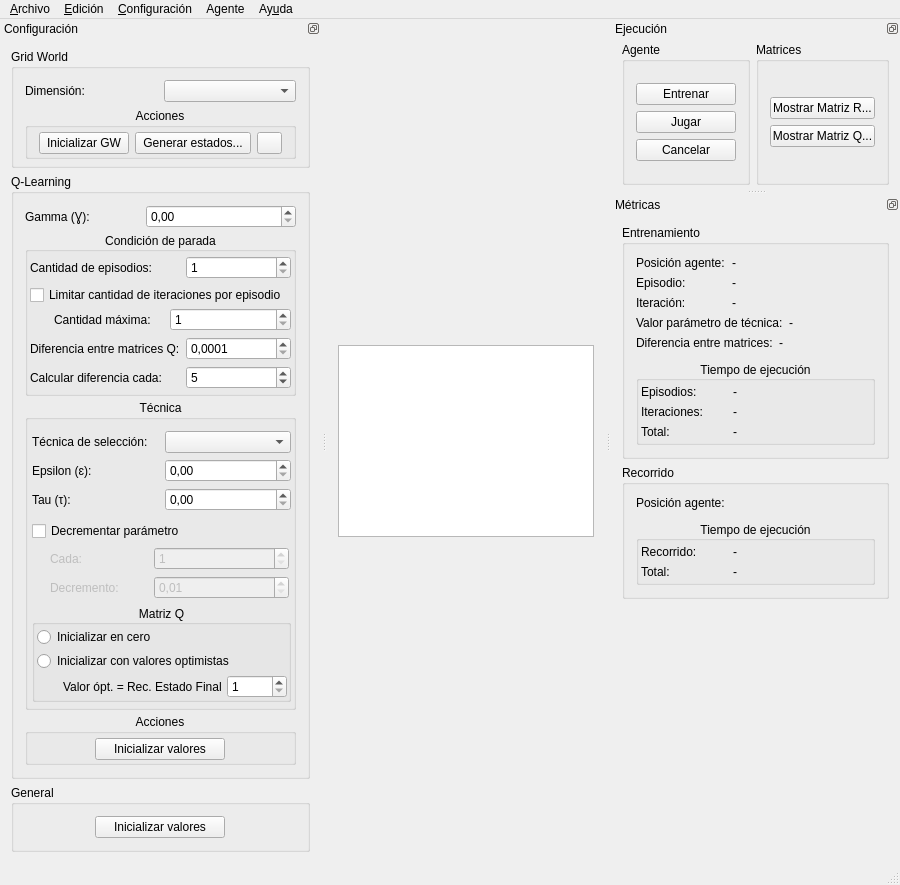
Old version of the form gui/qt/IA2013TPIRLGUI/mainwindow.ui in the repository ssebastianj/ia2013-tpi-rl.
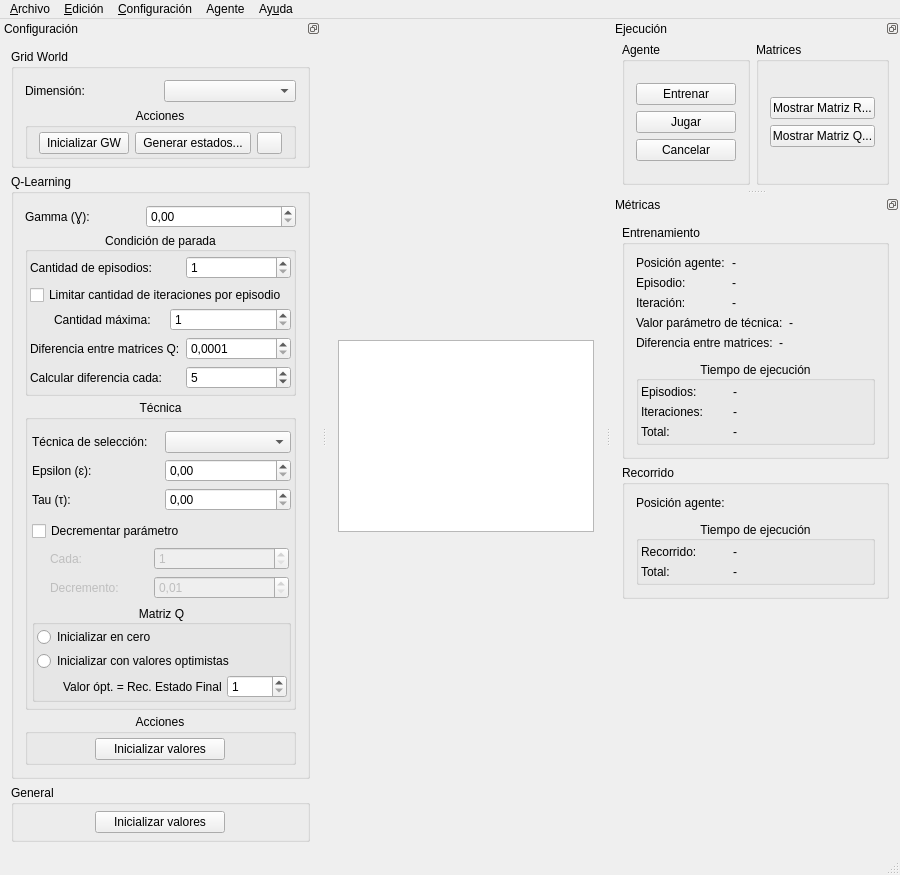
New version of the form. Icons and pictures are not drawn.

What changed in the file:
```diff
--- a/gui/qt/IA2013TPIRLGUI/mainwindow.ui
+++ b/gui/qt/IA2013TPIRLGUI/mainwindow.ui
@@ -7,8 +7,8 @@
    <rect>
     <x>0</x>
     <y>0</y>
-    <width>851</width>
-    <height>784</height>
+    <width>852</width>
+    <height>778</height>
    </rect>
   </property>
   <property name="windowTitle">
@@ -143,6 +143,12 @@
         <string>General</string>
        </property>
        <layout class="QGridLayout" name="gridLayout_9">
+        <property name="topMargin">
+         <number>6</number>
+        </property>
+        <property name="bottomMargin">
+         <number>6</number>
+        </property>
         <item row="0" column="0">
          <widget class="QPushButton" name="btnInicializarTodo">
           <property name="maximumSize">
```
Left out of the diff: 34 changed lines with no effect on the pictures.
